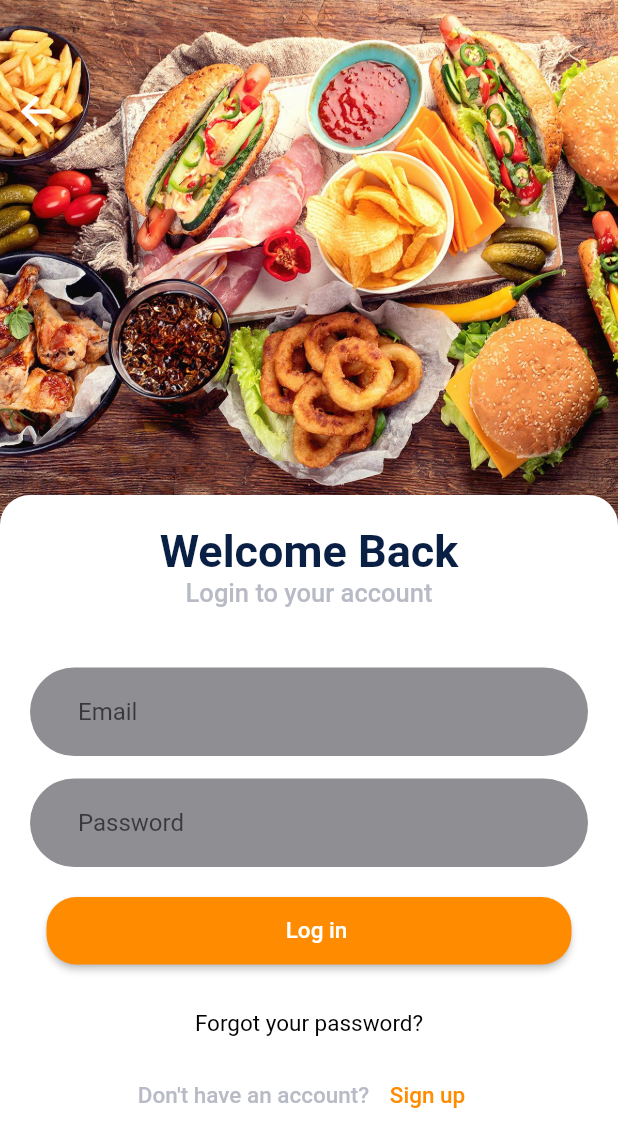
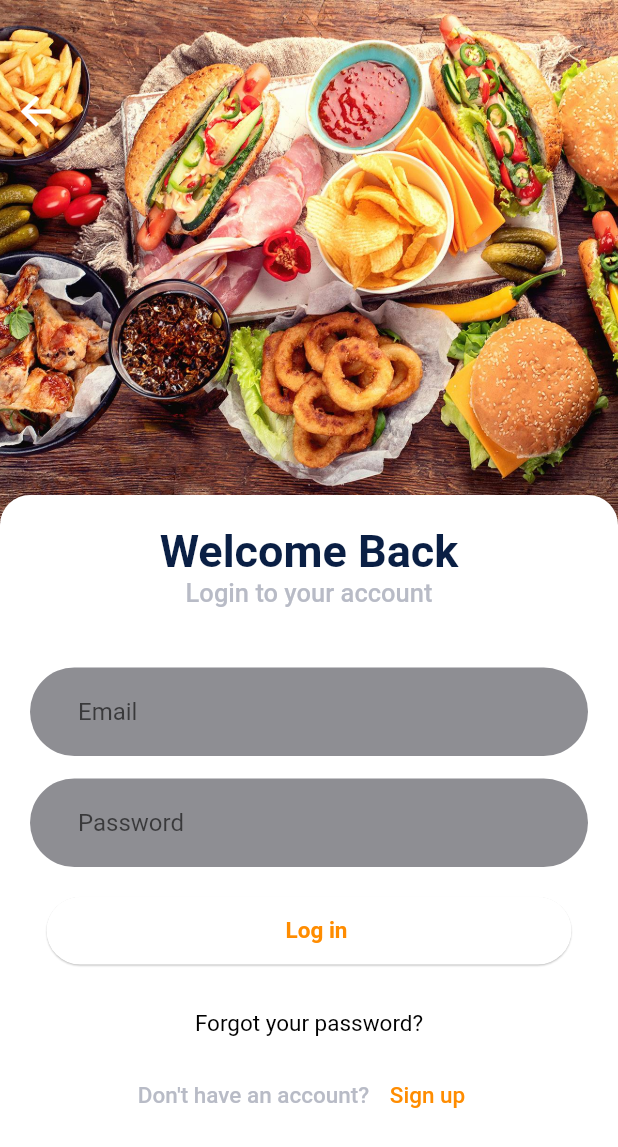
Before and after one commit to hoangphuc06/delivery_app, a Flutter app: the screen it shows after launch, after a tap on "Log in", on a phone screen of 412 x 824 dp. Shown: the top 1147 px of the screen. Run offline on Flutter 3.47's test engine with Material 2 defaults, Android fonts, the phone set to English and light mode, and no system bars; our stand-ins replace flutter_swiper.

```diff
--- a/delivery_app/lib/main.dart
+++ b/delivery_app/lib/main.dart
@@ -2,7 +2,6 @@
 
 import 'package:delivery_app/src/app.dart';
 import 'package:flutter/material.dart';
-import 'package:flutter/services.dart';
 
 void main() {
   runApp(MyApp());
--- a/delivery_app/lib/src/features/presentation/commons_widgets/Buttons/rounded_button.dart
+++ b/delivery_app/lib/src/features/presentation/commons_widgets/Buttons/rounded_button.dart
@@ -1,14 +1,20 @@
+import 'package:delivery_app/src/features/presentation/commons_widgets/Headers/header_text.dart';
 import 'package:flutter/material.dart';
 
-Widget roundedButton({
+const shape = StadiumBorder();
+
+Widget createButton({
   BuildContext? context,
   double width = 350.0,
   double height = 45.0,
   double radius = 20.0,
   bool isWithIcon = false,
   ImageProvider<Object>? icon,
-  String? lableButton,
-  Color? color,
+  String? labelButton,
+  Color labelButtonColor = Colors.white,
+  Color? buttonColor,
+  double labelFontSize = 15.0,
+  OutlinedBorder? shape = shape,
   required Function func,
 }) {
   return Container(
@@ -16,17 +22,30 @@ Widget roundedButton({
     height: height,
     margin: EdgeInsets.only(top: 20.0),
     child: isWithIcon
-        ? _raiseButtonWithIcon(radius, icon!, lableButton!, color!, func)
-        : _raiseButtonNotIcon(radius, lableButton!, color!, func),
+        ? _raiseButtonWithIcon(radius, icon!, labelButton!, labelButtonColor,
+            labelFontSize, buttonColor!, func, shape!)
+        : _raiseButtonNotIcon(radius, labelButton!, labelButtonColor,
+            labelFontSize, buttonColor!, func, shape!),
   );
 }
 
-Widget _raiseButtonWithIcon(double radius, ImageProvider<Object> icon,
-    String lableButton, Color color, func) {
-  return RaisedButton(
-    color: color,
+Widget _raiseButtonWithIcon(
+  double radius,
+  ImageProvider<Object> icon,
+  String labelButton,
+  Color labelButtonColor,
+  double labelFontSize,
+  Color color,
+  func,
+  OutlinedBorder shape,
+) {
+  return ElevatedButton(
     onPressed: func,
-    shape: RoundedRectangleBorder(borderRadius: BorderRadius.circular(radius)),
+    style: ElevatedButton.styleFrom(
+      shape: shape,
+      primary: color,
+      elevation: 0.5,
+    ),
     child: Row(
       mainAxisAlignment: MainAxisAlignment.center,
       children: [
@@ -37,9 +56,11 @@ Widget _raiseButtonWithIcon(double radius, ImageProvider<Object> icon,
         ),
         Container(
           margin: EdgeInsets.only(left: 10.0),
-          child: Text(
-            lableButton,
-            style: TextStyle(color: Colors.white, fontSize: 15.0),
+          child: headerText(
+            text: labelButton,
+            color: labelButtonColor,
+            fontSize: labelFontSize,
+            fontWeight: FontWeight.bold,
           ),
         )
       ],
@@ -48,20 +69,31 @@ Widget _raiseButtonWithIcon(double radius, ImageProvider<Object> icon,
 }
 
 Widget _raiseButtonNotIcon(
-    double radius, String labelButton, Color color, func) {
-  return RaisedButton(
+  double radius,
+  String labelButton,
+  Color color,
+  double labelFontSize,
+  Color labelButtonColor,
+  func,
+  OutlinedBorder shape,
+) {
+  return ElevatedButton(
     onPressed: func,
-    color: color,
-    shape: RoundedRectangleBorder(borderRadius: BorderRadius.circular(radius)),
+    style: ElevatedButton.styleFrom(
+      shape: shape,
+      primary: color,
+      elevation: 0.5,
+    ),
     child: Row(
       mainAxisAlignment: MainAxisAlignment.center,
       children: [
         Container(
           margin: EdgeInsets.only(left: 10.0),
-          child: Text(
-            labelButton,
-            style: TextStyle(color: Colors.white, fontSize: 15.0),
-          ),
+          child: headerText(
+              text: labelButton,
+              color: labelButtonColor,
+              fontSize: labelFontSize,
+              fontWeight: FontWeight.bold),
         )
       ],
     ),
--- a/delivery_app/lib/src/features/presentation/commons_widgets/Headers/header_double.dart
+++ b/delivery_app/lib/src/features/presentation/commons_widgets/Headers/header_double.dart
@@ -2,7 +2,6 @@ import 'package:delivery_app/src/features/presentation/commons_widgets/Headers/h
 import 'package:flutter/material.dart';
 
 import 'package:delivery_app/src/colors/colors.dart';
-import 'package:flutter/services.dart';
 
 Widget headerDoubleText(
     {required String textHeader, required String textAction}) {
--- a/delivery_app/lib/src/features/presentation/login_page/View/login_page.dart
+++ b/delivery_app/lib/src/features/presentation/login_page/View/login_page.dart
@@ -55,14 +55,14 @@ class LoginPage extends StatelessWidget {
                           ),
                           _emailInput(),
                           _passwordlInput(),
-                          roundedButton(
+                          createButton(
                               context: context,
                               func: () {
                                 Navigator.pushNamed(context, 'tabs');
                               },
                               icon: AssetImage('assets/ic_change_password.png'),
-                              lableButton: 'Log in',
-                              color: orange),
+                              labelButton: 'Log in',
+                              buttonColor: orange),
                           Container(
                             margin: EdgeInsets.only(top: 30.0),
                             child: GestureDetector(
--- a/delivery_app/lib/src/features/presentation/welcome_page/View/welcome_page.dart
+++ b/delivery_app/lib/src/features/presentation/welcome_page/View/welcome_page.dart
@@ -3,9 +3,7 @@ import 'dart:ui';
 import 'package:delivery_app/src/colors/colors.dart';
 import 'package:delivery_app/src/features/presentation/commons_widgets/Headers/header_text.dart';
 import 'package:delivery_app/src/features/presentation/commons_widgets/Buttons/rounded_button.dart';
-import 'package:delivery_app/src/features/presentation/login_page/View/login_page.dart';
 import 'package:flutter/material.dart';
-import 'package:flutter/services.dart';
 
 class WelcomePage extends StatelessWidget {
   @override
@@ -45,20 +43,20 @@ class WelcomePage extends StatelessWidget {
                     fontSize: 17.0),
               ),
             ),
-            roundedButton(
+            createButton(
                 context: context,
                 func: () {
                   Navigator.pushNamed(context, 'login');
                 },
-                lableButton: 'Log in',
-                color: orange,
+                labelButton: 'Log in',
+                buttonColor: orange,
                 icon: AssetImage('assets/ic_fb.png')),
-            roundedButton(
+            createButton(
                 context: context,
                 func: () => print('goToFacebook'),
                 isWithIcon: true,
-                lableButton: 'Connect with facebook',
-                color: fbButtonColor,
+                labelButton: 'Connect with facebook',
+                buttonColor: fbButtonColor,
                 icon: AssetImage('assets/ic_fb.png')),
           ],
         )
```
Also changed, not shown: delivery_app/lib/src/features/presentation/commons_widgets/Card/favourites_card.dart (+24 -18 lines), delivery_app/lib/src/features/presentation/commons_widgets/Card/popular_card.dart (+5 -10 lines), delivery_app/lib/src/features/presentation/commons_widgets/rounded_button.dart (deleted, +0 -71 lines), delivery_app/lib/src/features/presentation/filter_page/View/customsWidgets/cuisines_filters.dart (+7 -13 lines), delivery_app/lib/src/features/presentation/filter_page/View/customsWidgets/list_tile_checked.dart (+8 -4 lines), delivery_app/lib/src/features/presentation/forgot_password_page/View/forgot_password_page.dart (+7 -6 lines), delivery_app/lib/src/features/presentation/place_detail_page/View/place_detail_page.dart (+116 -109 lines), delivery_app/lib/src/features/presentation/signup_page/View/signup_page.dart (+12 -16 lines), delivery_app/lib/src/features/presentation/tabs/explore_tab.dart (+13 -26 lines), delivery_app/lib/src/features/presentation/tabs/tabs_page.dart (+14 -33 lines), 1 other file.
